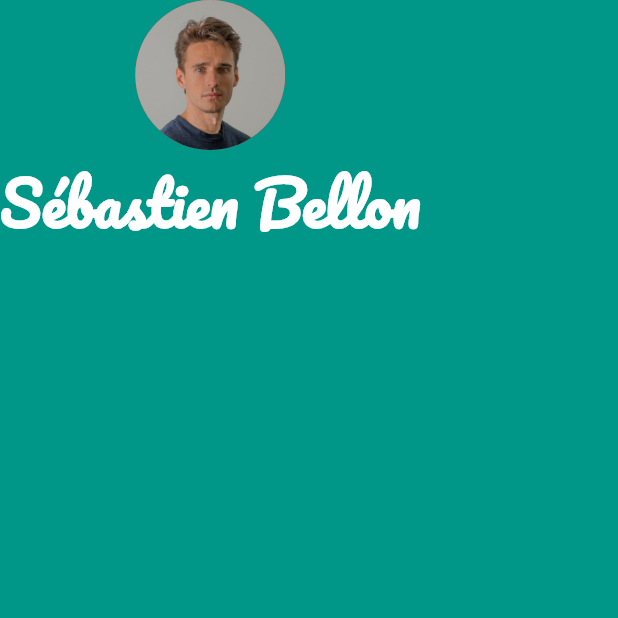
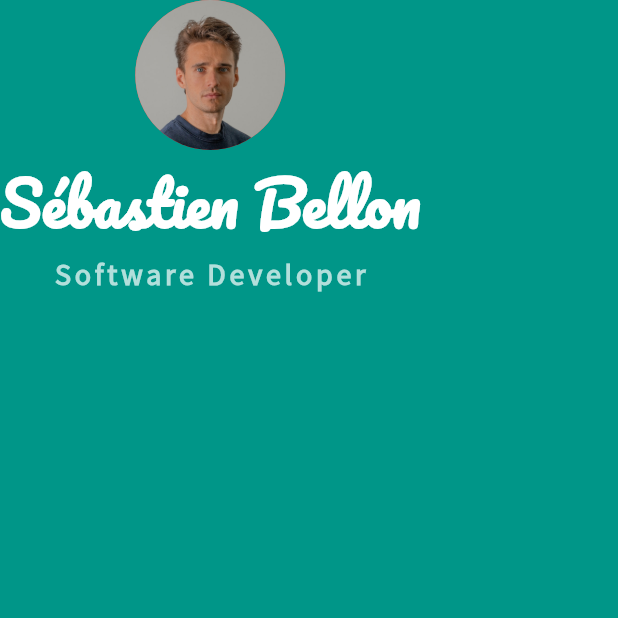
Before and after one commit to sebastienBellon/miCard, a Flutter app: the screen it shows after launch, on a phone screen of 412 x 824 dp, the top half of it. Run offline on Flutter 3.47's test engine with Material 2 defaults, Android fonts, the phone set to English and light mode, and no system bars.

Commit message:
✨ add title and name for my card

```diff
--- a/lib/main.dart
+++ b/lib/main.dart
@@ -29,6 +29,16 @@ class MyApp extends StatelessWidget {
                   fontWeight: FontWeight.bold,
                   fontFamily: 'Pacifico'),
             ),
+            Text(
+              'Software Developer',
+              style: TextStyle(
+                fontSize: 20.0,
+                color: Colors.teal.shade100,
+                fontWeight: FontWeight.bold,
+                fontFamily: 'SourceSansPro',
+                letterSpacing: 2.5,
+              ),
+            ),
           ]),
         ),
       ),
```
